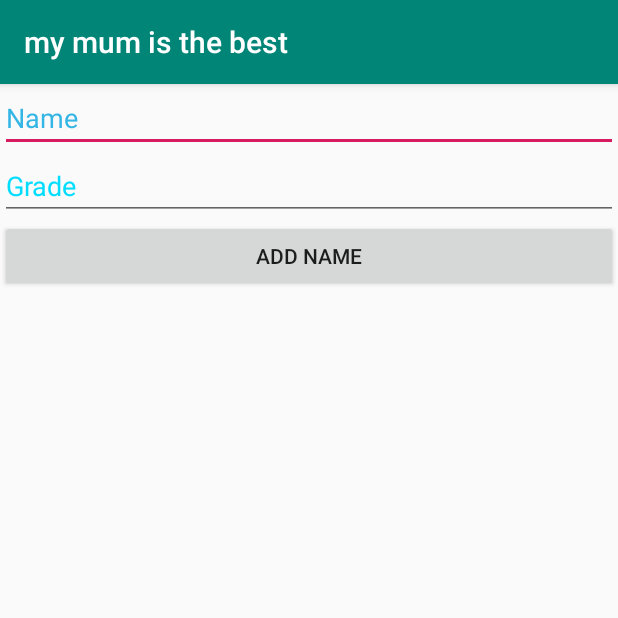
After one commit to Esthermary/Mary, an Android app: the LecturerProvider screen opened directly, with no data from a screen before it, on a phone screen of 412 x 824 dp, the top half of it. The commit adds this screen. Run offline under Robolectric (Android 15) with nearby library versions, the phone set to English and light mode, and no system bars.

Commit message:
content providers google maps to locate holders location

```diff
--- a/app/build.gradle
+++ b/app/build.gradle
@@ -22,6 +22,7 @@ dependencies {
     implementation fileTree(dir: 'libs', include: ['*.jar'])
     implementation 'androidx.appcompat:appcompat:1.1.0'
     implementation 'androidx.constraintlayout:constraintlayout:1.1.3'
+    implementation 'com.google.android.gms:play-services-maps:17.0.0'
     testImplementation 'junit:junit:4.12'
     androidTestImplementation 'androidx.test.ext:junit:1.1.1'
     androidTestImplementation 'androidx.test.espresso:espresso-core:3.2.0'
--- /dev/null
+++ b/app/src/main/java/com/example/esther/LecturerProvider.java
@@ -0,0 +1,51 @@
+package com.example.esther;
+
+import androidx.appcompat.app.AppCompatActivity;
+
+import android.content.ContentValues;
+import android.database.Cursor;
+import android.net.Uri;
+import android.os.Bundle;
+import android.view.View;
+import android.widget.EditText;
+import android.widget.Toast;
+
+public class LecturerProvider extends AppCompatActivity {
+
+    @Override
+    protected void onCreate(Bundle savedInstanceState) {
+        super.onCreate(savedInstanceState);
+        setContentView(R.layout.activity_lecturer_provider);
+    }
+    public void onClickAddName(View view) {
+        // Add a new student record
+        ContentValues values = new ContentValues();
+        values.put(Provider.NAME,
+                ((EditText)findViewById(R.id.editText2)).getText().toString());
+
+        values.put(Provider.CLASS,
+                ((EditText)findViewById(R.id.editText3)).getText().toString());
+
+        Uri uri = getContentResolver().insert(
+                Provider.CONTENT_URI, values);
+
+        Toast.makeText(getBaseContext(),
+                uri.toString(), Toast.LENGTH_LONG).show();
+    }
+    public void onClickRetrieveStudents(View view) {
+        String URL = "content://com.example.MyApplication.Provider/students";
+
+        Uri students = Uri.parse(URL);
+        Cursor c = managedQuery(students, null, null, null, "name");
+
+//        if (c.moveToFirst()) {
+//            do{
+//                Toast.makeText(this,
+//                        c.getString(c.getColumnIndex(StudentsProvider._ID)) +
+//                                ", " +  c.getString(c.getColumnIndex( StudentsProvider.NAME)) +
+//                                ", " + c.getString(c.getColumnIndex( StudentsProvider.GRADE)),
+//                        Toast.LENGTH_SHORT).show();
+//            } while (c.moveToNext());
+//        }
+    }
+}
--- /dev/null
+++ b/app/src/main/res/layout/activity_lecturer_provider.xml
@@ -0,0 +1,57 @@
+<?xml version="1.0" encoding="utf-8"?>
+<LinearLayout xmlns:android="http://schemas.android.com/apk/res/android"
+    xmlns:app="http://schemas.android.com/apk/res-auto"
+    xmlns:tools="http://schemas.android.com/tools"
+    android:layout_width="match_parent"
+    android:layout_height="match_parent"
+    android:orientation="vertical"
+    tools:context=".LecturerProvider">
+
+    <EditText
+        android:layout_width="match_parent"
+        android:layout_height="wrap_content"
+        android:id="@+id/editText2"
+        android:layout_alignTop="@+id/editText"
+        android:layout_alignLeft="@+id/textView1"
+        android:layout_alignStart="@+id/textView1"
+        android:layout_alignRight="@+id/textView1"
+        android:layout_alignEnd="@+id/textView1"
+        android:hint="Name"
+        android:textColorHint="@android:color/holo_blue_light" />
+
+    <EditText
+        android:layout_width="match_parent"
+        android:layout_height="wrap_content"
+        android:id="@+id/editText3"
+        android:layout_below="@+id/editText"
+        android:layout_alignLeft="@+id/editText2"
+        android:layout_alignStart="@+id/editText2"
+        android:layout_alignRight="@+id/editText2"
+        android:layout_alignEnd="@+id/editText2"
+        android:hint="Grade"
+        android:textColorHint="@android:color/holo_blue_bright" />
+    <Button
+        android:layout_width="match_parent"
+        android:layout_height="wrap_content"
+        android:id="@+id/button2"
+        android:text="Add Name"
+        android:layout_below="@+id/editText3"
+        android:layout_alignRight="@+id/textView2"
+        android:layout_alignEnd="@+id/textView2"
+        android:layout_alignLeft="@+id/textView2"
+        android:layout_alignStart="@+id/textView2"
+        android:onClick="onClickAddName"/>
+    <Button
+        android:layout_width="match_parent"
+        android:layout_height="wrap_content"
+        android:text="Retrive student"
+        android:visibility="invisible"
+        android:id="@+id/button"
+        android:layout_below="@+id/button2"
+        android:layout_alignRight="@+id/editText3"
+        android:layout_alignEnd="@+id/editText3"
+        android:layout_alignLeft="@+id/button2"
+        android:layout_alignStart="@+id/button2"
+        android:onClick="onClickRetrieveStudents"/>
+
+</LinearLayout>
--- a/app/src/main/res/values/strings.xml
+++ b/app/src/main/res/values/strings.xml
@@ -1,4 +1,5 @@
 <resources>
     <string name="goodmorning">my mum is the best</string>
     <string name="morning">my mum is the best</string>
+    <string name="title_activity_maps">Map</string>
 </resources>
```
Also changed, not shown: app/src/debug/res/values/google_maps_api.xml (added, +24 -0 lines), app/src/main/AndroidManifest.xml (+28 -1 lines), app/src/main/java/com/example/esther/MainActivity.java (+13 -4 lines), app/src/main/java/com/example/esther/MapsActivity.java (added, +45 -0 lines), app/src/main/java/com/example/esther/Provider.java (added, +169 -0 lines), app/src/main/res/layout/activity_maps.xml (added, +9 -0 lines), app/src/main/res/menu/maria.xml (+8 -0 lines), 1 other file.
